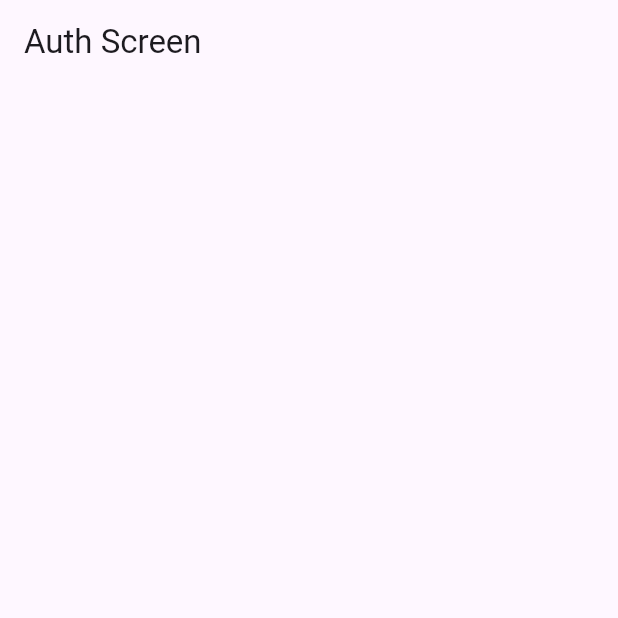
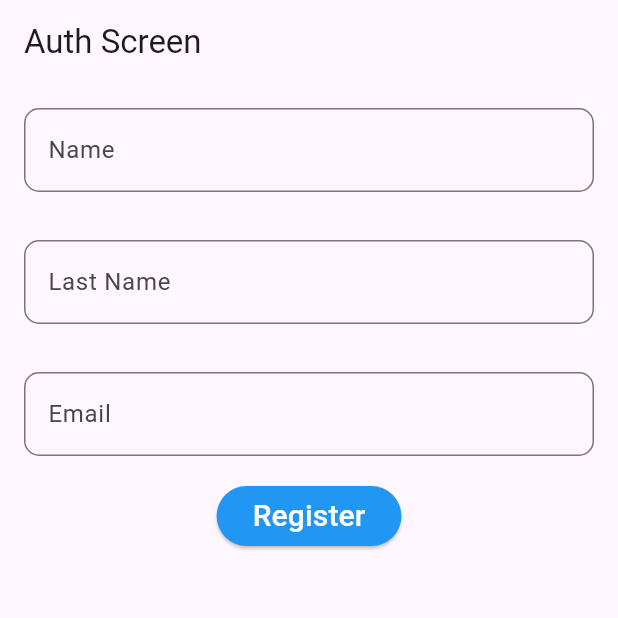
Before and after one commit to ParaDox-PDT/test_projcet_invan, a Flutter app: the screen it shows after launch, on a phone screen of 412 x 824 dp, the top half of it. Run offline on Flutter 3.47's test engine with Material 3 defaults, Android fonts, the phone set to English and light mode, and no system bars; our stand-ins replace equatable, flutter_bloc, get_it, hive, hive_flutter; accounts and stored records are empty.

Commit message:
auth completed

```diff
--- /dev/null
+++ b/lib/bloc/auth_bloc/auth_bloc.dart
@@ -0,0 +1,36 @@
+import 'package:equatable/equatable.dart';
+import 'package:flutter_bloc/flutter_bloc.dart';
+import 'package:test_projcet_invan/data/models/auth_user_model/auth_user_model.dart';
+import 'package:test_projcet_invan/main.dart';
+
+part 'auth_event.dart';
+
+part 'auth_state.dart';
+
+class AuthBloc extends Bloc<AuthEvent, AuthState> {
+  AuthBloc() : super(const AuthState()) {
+    on<AuthRegisterEvent>(_onRegister);
+    on<AuthLogOutEvent>(_onLogOut);
+    on<AuthCheckUserEvent>(_onCheckUser);
+  }
+
+  void _onRegister(AuthRegisterEvent event, Emitter<AuthState> emit) {
+    localeStorage.setCurrentUser(user: event.user);
+    emit(state.copyWith(userModel: event.user));
+  }
+
+  void _onLogOut(AuthLogOutEvent event, Emitter<AuthState> emit) {
+    localeStorage.setCurrentUser(user: null);
+    emit(state.copyWith(userModel: null));
+  }
+
+  void _onCheckUser(AuthCheckUserEvent event, Emitter<AuthState> emit) {
+    if (event.user!.email.isEmpty ||
+        event.user!.name.isEmpty ||
+        event.user!.lastname.isEmpty) {
+      emit(state.copyWith(isFulled: false));
+    } else {
+      emit(state.copyWith(isFulled: true));
+    }
+  }
+}
--- /dev/null
+++ b/lib/bloc/auth_bloc/auth_event.dart
@@ -0,0 +1,28 @@
+part of 'auth_bloc.dart';
+
+sealed class AuthEvent extends Equatable {
+  const AuthEvent();
+}
+
+class AuthRegisterEvent extends AuthEvent {
+  final UserModel user;
+
+  const AuthRegisterEvent(this.user);
+
+  @override
+  List<Object?> get props => [user];
+}
+
+class AuthLogOutEvent extends AuthEvent {
+  @override
+  List<Object?> get props => [];
+}
+
+class AuthCheckUserEvent extends AuthEvent {
+  final UserModel? user;
+
+  const AuthCheckUserEvent({this.user});
+
+  @override
+  List<Object?> get props => [user];
+}
--- /dev/null
+++ b/lib/bloc/auth_bloc/auth_state.dart
@@ -0,0 +1,27 @@
+part of 'auth_bloc.dart';
+
+class AuthState extends Equatable {
+  const AuthState({
+    this.userModel,
+    this.isFulled ,
+  });
+
+  final UserModel? userModel;
+  final bool? isFulled;
+
+  AuthState copyWith({
+    UserModel? userModel,
+    bool? isFulled,
+  }) {
+    return AuthState(
+      userModel: userModel ?? this.userModel,
+      isFulled: isFulled ?? this.isFulled,
+    );
+  }
+
+  @override
+  List<Object?> get props => [
+        userModel,
+        isFulled,
+      ];
+}
--- a/lib/data/local_storage/local_storage.dart
+++ b/lib/data/local_storage/local_storage.dart
@@ -1,4 +1,4 @@
-import 'package:hive/hive.dart';
+import 'package:hive_flutter/hive_flutter.dart';
 import 'package:test_projcet_invan/data/models/auth_user_model/auth_user_model.dart';
 import 'package:test_projcet_invan/data/models/post_model/post_model.dart';
 
@@ -28,3 +28,7 @@ final class LocaleStorage {
 
   UserModel? getCurrentUser() => box.get('currentUser');
 }
+
+HiveInterface hiveRegister() => Hive
+  ..registerAdapter(UserModelAdapter())
+  ..registerAdapter(PostModelAdapter());
--- a/lib/data/services/injector_container.dart
+++ b/lib/data/services/injector_container.dart
@@ -3,6 +3,7 @@ import 'dart:io';
 import 'package:get_it/get_it.dart';
 import 'package:hive/hive.dart';
 import 'package:path_provider/path_provider.dart';
+import 'package:test_projcet_invan/bloc/auth_bloc/auth_bloc.dart';
 import 'package:test_projcet_invan/data/local_storage/local_storage.dart';
 import 'package:test_projcet_invan/data/network/api_service.dart';
 
@@ -13,10 +14,11 @@ Future<void> initApp() async {
   await initHive();
   sl.registerSingleton<LocaleStorage>(LocaleStorage(_box));
   sl.registerSingleton<ApiService>(ApiService());
+  sl.registerSingleton<AuthBloc>(AuthBloc());
 }
 
 Future<void> initHive() async {
-  const boxName = 'bloc_mobile_box';
+  const boxName = 'test_project_invan';
   final Directory directory = await getApplicationDocumentsDirectory();
   Hive.init(directory.path);
   _box = await Hive.openBox<dynamic>(boxName);
--- a/lib/main.dart
+++ b/lib/main.dart
@@ -5,6 +5,7 @@ import 'package:test_projcet_invan/ui/app_routes.dart';
 
 void main() async {
   WidgetsFlutterBinding.ensureInitialized();
+  hiveRegister();
   await initApp();
   runApp(const MainApp());
 }
--- a/lib/ui/auth_screen/auth_screen.dart
+++ b/lib/ui/auth_screen/auth_screen.dart
@@ -7,13 +7,62 @@ class AuthScreen extends StatefulWidget {
   State<AuthScreen> createState() => _AuthScreenState();
 }
 
-class _AuthScreenState extends State<AuthScreen> {
+class _AuthScreenState extends State<AuthScreen> with AuthScreenMixin {
   @override
   Widget build(BuildContext context) {
     return Scaffold(
       appBar: AppBar(
         title: const Text('Auth Screen'),
       ),
+      body: BlocListener<AuthBloc, AuthState>(
+        bloc: authBloc,
+        listenWhen: (p, c) =>p.isFulled!=c.isFulled ,
+        listener: (context, state) {
+          if (state.isFulled ?? false)  {
+            print('STATEATE=>${state.isFulled}');
+            authBloc.add(
+              AuthRegisterEvent(
+                UserModel(
+                  name: nameController.text,
+                  lastname: lastNameController.text,
+                  email: emailController.text,
+                ),
+              ),
+            );
+            Navigator.of(context).pushReplacementNamed(RouteNames.homeScreen);
+          } else {
+            print('STATEATE=>${state.isFulled}');
+
+            ScaffoldMessenger.of(context).showSnackBar(const SnackBar(
+                content: Text('Hamma maydonlar to\'ldirilmagan!')));
+          }
+        },
+        child: Column(
+          children: [
+            AuthScreenTextfield(hintText: 'Name', controller: nameController),
+            AuthScreenTextfield(
+                hintText: 'Last Name', controller: lastNameController),
+            AuthScreenTextfield(hintText: 'Email', controller: emailController),
+            ElevatedButton(
+              onPressed: () {
+                authBloc.add(AuthCheckUserEvent(
+                  user: UserModel(
+                    name: nameController.text,
+                    lastname: lastNameController.text,
+                    email: emailController.text,
+                  )
+                ));
+              },
+              style: ButtonStyle(
+                  backgroundColor: WidgetStateProperty.all(Colors.blue)),
+              child: const Text(
+                'Register',
+                style: TextStyle(fontSize: 20, color: Colors.white),
+              ),
+            )
+          ],
+        ),
+      ),
     );
   }
 }
--- /dev/null
+++ b/lib/ui/auth_screen/mixin/auth_screen_mixin.dart
@@ -0,0 +1,31 @@
+part of '../auth_screen_part.dart';
+
+mixin AuthScreenMixin on State<AuthScreen> {
+  late TextEditingController nameController;
+  late TextEditingController lastNameController;
+  late TextEditingController emailController;
+  late AuthBloc authBloc;
+
+  void _init() {
+    authBloc = sl<AuthBloc>();
+    nameController = TextEditingController();
+    lastNameController = TextEditingController();
+    emailController = TextEditingController();
+  }
+
+
+  @override
+  void initState() {
+    _init();
+    super.initState();
+  }
+
+  @override
+  void dispose() {
+    authBloc.close();
+    nameController.dispose();
+    lastNameController.dispose();
+    emailController.dispose();
+    super.dispose();
+  }
+}
--- /dev/null
+++ b/lib/ui/auth_screen/widgets/auth_screen_textfield.dart
@@ -0,0 +1,27 @@
+part of '../auth_screen_part.dart';
+
+class AuthScreenTextfield extends StatelessWidget {
+  const AuthScreenTextfield({
+    super.key,
+    required this.hintText,
+    required this.controller,
+  });
+
+  final String hintText;
+  final TextEditingController controller;
+
+  @override
+  Widget build(BuildContext context) {
+    return Padding(
+      padding: const EdgeInsets.all(16),
+      child: TextField(
+        controller: controller,
+        decoration: InputDecoration(
+            border: OutlineInputBorder(
+                borderRadius: BorderRadius.circular(10),
+                borderSide: const BorderSide(color: Colors.grey)),
+            hintText: hintText),
+      ),
+    );
+  }
+}
```
Also changed, not shown: lib/ui/auth_screen/auth_screen_part.dart (+7 -1 lines), lib/data/models/post_model/post_model.g.dart, 1 other file.
